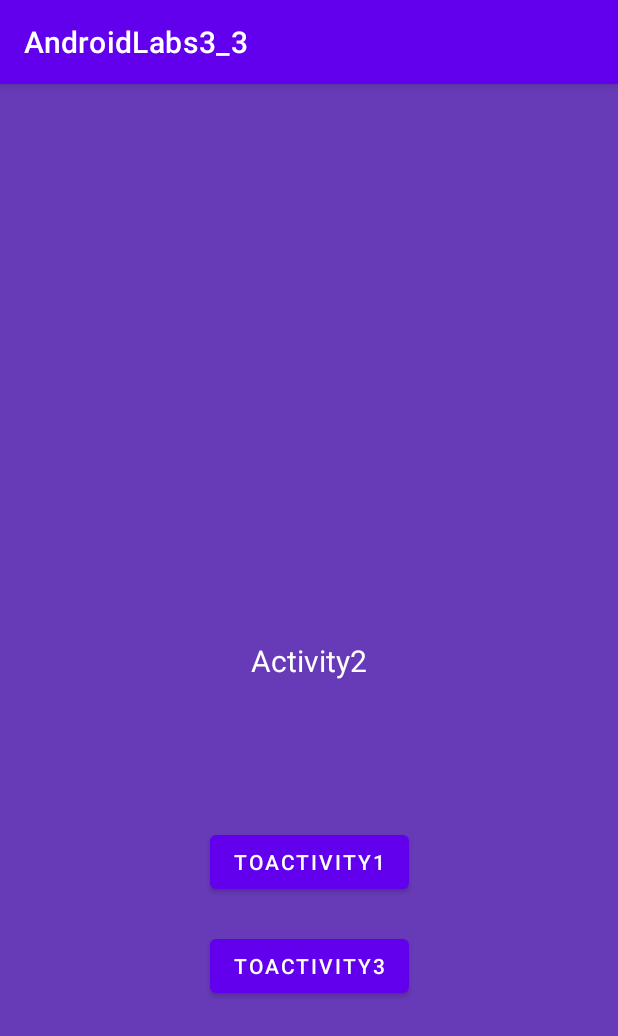
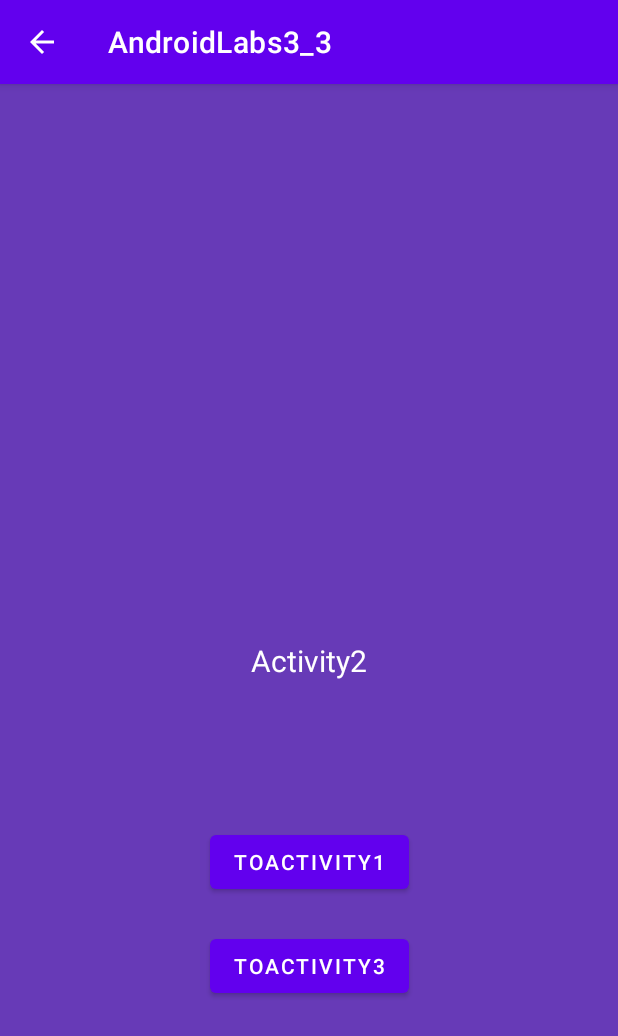
Before and after one commit to NoG4Ek/AndroidLabs3_3, an Android app: the screen it shows after launch (Activity2), after a tap on "TOACTIVITY2", on a phone screen of 412 x 824 dp. Shown: the top 1036 px of the screen. Run offline under Robolectric (Android 15) with nearby library versions, the phone set to English and light mode, and no system bars.

```diff
--- a/app/build.gradle
+++ b/app/build.gradle
@@ -30,7 +30,7 @@ android {
         jvmTarget = '1.8'
     }
     buildFeatures{
-        dataBinding true
+        viewBinding true
     }
 }
 
@@ -40,6 +40,8 @@ dependencies {
     implementation 'androidx.appcompat:appcompat:1.3.1'
     implementation 'com.google.android.material:material:1.4.0'
     implementation 'androidx.constraintlayout:constraintlayout:2.1.1'
+    implementation 'androidx.navigation:navigation-fragment-ktx:2.3.5'
+    implementation 'androidx.navigation:navigation-ui-ktx:2.3.5'
     implementation 'androidx.test.espresso:espresso-contrib:3.4.0'
     androidTestImplementation 'androidx.test.ext:junit:1.1.3'
     androidTestImplementation 'androidx.test.espresso:espresso-core:3.4.0'
--- a/app/src/main/java/com/poly/androidlabs3_3/ActivityAbout.kt
+++ b/app/src/main/java/com/poly/androidlabs3_3/ActivityAbout.kt
@@ -15,4 +15,9 @@ class ActivityAbout : AppCompatActivity() {
             finish()
         }
     }
+
+    override fun onSupportNavigateUp(): Boolean {
+        onBackPressed()
+        return true
+    }
 }
--- a/app/src/main/java/com/poly/androidlabs3_3/MainActivity.kt
+++ b/app/src/main/java/com/poly/androidlabs3_3/MainActivity.kt
@@ -29,4 +29,9 @@ class MainActivity : AppCompatActivity() {
         val intent = Intent(this, ActivityAbout::class.java)
         startActivity(intent)
     }
+
+    override fun onSupportNavigateUp(): Boolean {
+        onBackPressed()
+        return true
+    }
 }
--- a/app/src/main/res/layout/activity_2.xml
+++ b/app/src/main/res/layout/activity_2.xml
@@ -1,14 +1,13 @@
 <?xml version="1.0" encoding="utf-8"?>
-<layout xmlns:android="http://schemas.android.com/apk/res/android"
+
+<androidx.drawerlayout.widget.DrawerLayout xmlns:android="http://schemas.android.com/apk/res/android"
     xmlns:app="http://schemas.android.com/apk/res-auto"
-    xmlns:tools="http://schemas.android.com/tools">
-
-    <androidx.drawerlayout.widget.DrawerLayout
+    xmlns:tools="http://schemas.android.com/tools"
     android:id="@+id/drawer_layout"
     android:layout_width="match_parent"
     android:layout_height="match_parent"
-        tools:context=".activity2"
-        android:background="#673AB7">
+    android:background="#673AB7"
+    tools:context=".Activity2">
 
     <androidx.constraintlayout.widget.ConstraintLayout
         android:id="@+id/fragment2"
@@ -33,24 +32,22 @@
             android:layout_width="wrap_content"
             android:layout_height="wrap_content"
             android:text="@string/to_first"
+            app:layout_constraintBottom_toBottomOf="parent"
+            app:layout_constraintEnd_toEndOf="parent"
+            app:layout_constraintStart_toStartOf="parent"
             app:layout_constraintTop_toBottomOf="@id/topText"
-                app:layout_constraintBottom_toBottomOf="parent"
-                app:layout_constraintStart_toStartOf="parent"
-                app:layout_constraintEnd_toEndOf="parent"
-                app:layout_constraintVertical_bias="0.3"
-                />
+            app:layout_constraintVertical_bias="0.3" />
 
         <Button
             android:id="@+id/bnToThird"
             android:layout_width="wrap_content"
             android:layout_height="wrap_content"
             android:text="@string/to_third"
+            app:layout_constraintBottom_toBottomOf="parent"
+            app:layout_constraintEnd_toEndOf="parent"
+            app:layout_constraintStart_toStartOf="parent"
             app:layout_constraintTop_toBottomOf="@id/bnToFirst"
-                app:layout_constraintBottom_toBottomOf="parent"
-                app:layout_constraintStart_toStartOf="parent"
-                app:layout_constraintEnd_toEndOf="parent"
-                app:layout_constraintVertical_bias="0.12"
-                />
+            app:layout_constraintVertical_bias="0.12" />
     </androidx.constraintlayout.widget.ConstraintLayout>
 
     <com.google.android.material.navigation.NavigationView
@@ -69,10 +66,9 @@
                 android:id="@+id/bnToAbout"
                 android:layout_width="wrap_content"
                 android:layout_height="wrap_content"
-                    android:text="@string/to_about"
-                    android:layout_gravity="center" />
+                android:layout_gravity="center"
+                android:text="@string/to_about" />
         </LinearLayout>
     </com.google.android.material.navigation.NavigationView>
 
 </androidx.drawerlayout.widget.DrawerLayout>
-</layout>
```
Also changed, not shown: app/src/main/AndroidManifest.xml (+7 -4 lines), app/src/main/res/layout/activity_1.xml (+9 -13 lines), app/src/main/res/layout/activity_3.xml (+9 -12 lines), app/src/main/res/layout/activity_about.xml (+4 -6 lines), 1 other file. Lines whose indentation alone changed are shown as unchanged.
